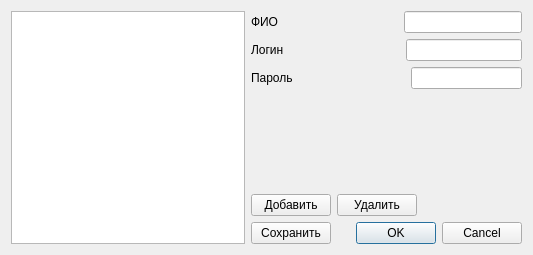
Above: users.ui from nio-kun/timetable before the change. Below: the same form after it.
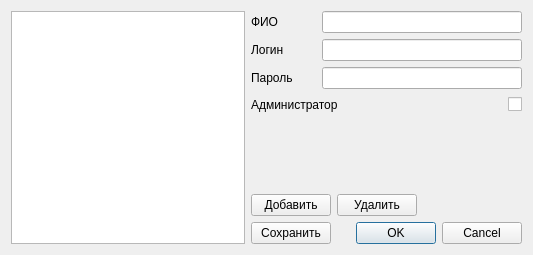
That is the form after the change.

```diff
--- a/users.ui
+++ b/users.ui
@@ -20,6 +20,12 @@
       <layout class="QHBoxLayout" name="horizontalLayout_4">
        <item>
         <widget class="QLabel" name="label_3">
+         <property name="minimumSize">
+          <size>
+           <width>37</width>
+           <height>0</height>
+          </size>
+         </property>
          <property name="text">
           <string>ФИО</string>
          </property>
@@ -39,7 +45,14 @@
         </spacer>
        </item>
        <item>
-        <widget class="QLineEdit" name="lineEdit_3"/>
+        <widget class="QLineEdit" name="lineEdit_3">
+         <property name="minimumSize">
+          <size>
+           <width>200</width>
+           <height>0</height>
+          </size>
+         </property>
+        </widget>
        </item>
       </layout>
      </item>
@@ -47,6 +60,12 @@
       <layout class="QHBoxLayout" name="horizontalLayout">
        <item>
         <widget class="QLabel" name="label">
+         <property name="minimumSize">
+          <size>
+           <width>37</width>
+           <height>0</height>
+          </size>
+         </property>
          <property name="text">
           <string>Логин</string>
          </property>
@@ -66,7 +85,14 @@
         </spacer>
        </item>
        <item>
-        <widget class="QLineEdit" name="lineEdit"/>
+        <widget class="QLineEdit" name="lineEdit">
+         <property name="minimumSize">
+          <size>
+           <width>200</width>
+           <height>0</height>
+          </size>
+         </property>
+        </widget>
        </item>
       </layout>
      </item>
@@ -94,6 +120,12 @@
        </item>
        <item>
         <widget class="QLineEdit" name="lineEdit_2">
+         <property name="minimumSize">
+          <size>
+           <width>200</width>
+           <height>0</height>
+          </size>
+         </property>
          <property name="inputMask">
           <string/>
          </property>
@@ -104,6 +136,37 @@
        </item>
       </layout>
      </item>
+     <item>
+      <layout class="QHBoxLayout" name="horizontalLayout_6">
+       <item>
+        <widget class="QLabel" name="label_4">
+         <property name="text">
+          <string>Администратор</string>
+         </property>
+        </widget>
+       </item>
+       <item>
+        <spacer name="horizontalSpacer_6">
+         <property name="orientation">
+          <enum>Qt::Horizontal</enum>
+         </property>
+         <property name="sizeHint" stdset="0">
+          <size>
+           <width>40</width>
+           <height>20</height>
+          </size>
+         </property>
+        </spacer>
+       </item>
+       <item>
+        <widget class="QCheckBox" name="checkBox">
+         <property name="text">
+          <string/>
+         </property>
+        </widget>
+       </item>
+      </layout>
+     </item>
      <item>
       <spacer name="verticalSpacer">
        <property name="orientation">
```
